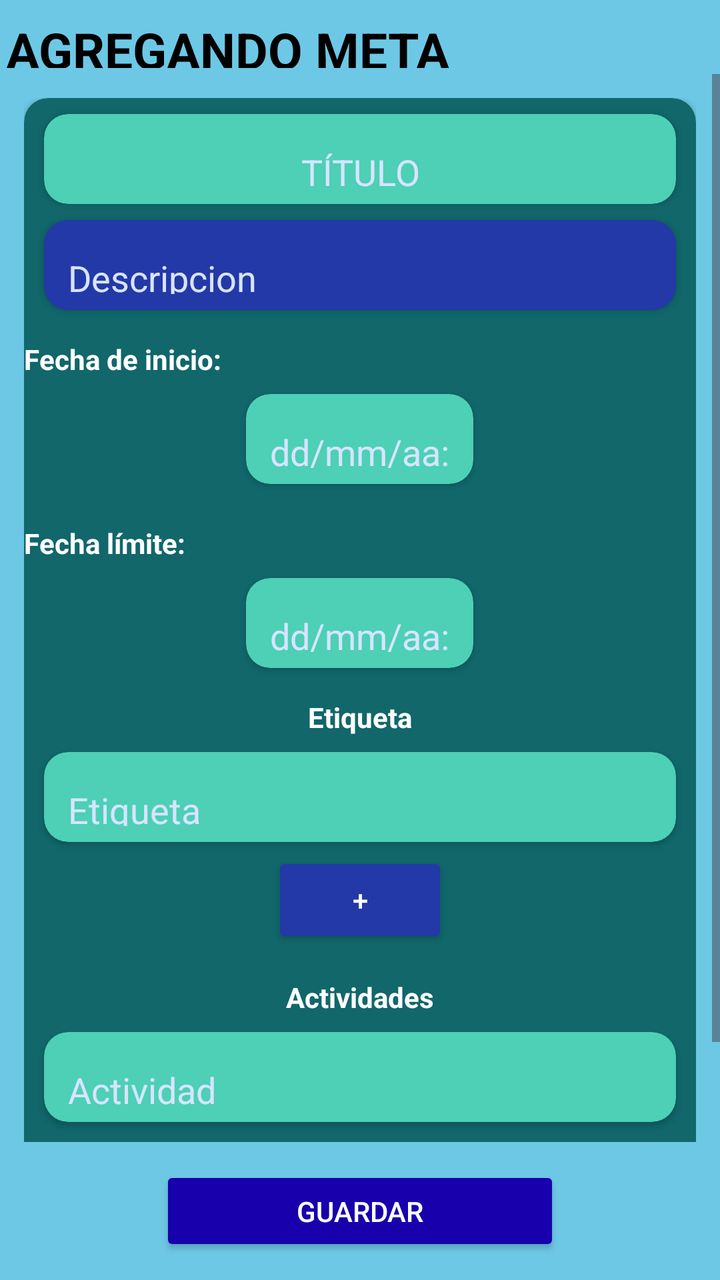
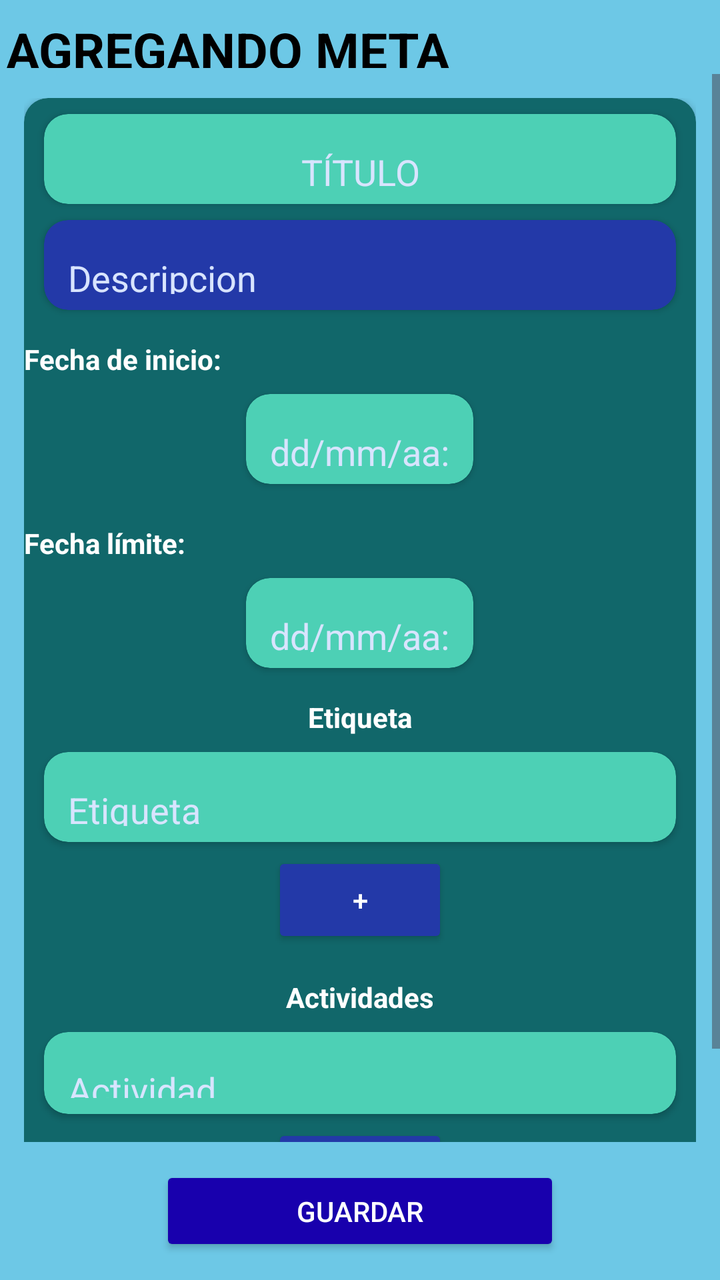

Compare the two renders of this Android layout. The source of the first and the diff that turns it into the second are given below.
<!-- AndroidManifest.xml: application theme Theme.SuperSexiBoys -->
<!-- res/layout/activity_agregar_meta.xml -->
<?xml version="1.0" encoding="utf-8"?>
<LinearLayout xmlns:android="http://schemas.android.com/apk/res/android"
    xmlns:app="http://schemas.android.com/apk/res-auto"
    xmlns:tools="http://schemas.android.com/tools"
    android:id="@+id/main"
    android:layout_width="match_parent"
    android:layout_height="match_parent"
    android:orientation="vertical"
    android:background="#6DC8E6"
    >

    <LinearLayout
        android:layout_width="match_parent"
        android:layout_height="wrap_content"
        android:padding="3dp"
        android:orientation="vertical">



        <TextView
            android:layout_width="match_parent"
            android:layout_height="26dp"
            android:layout_marginTop="5dp"
            android:text="@string/agregar_meta"
            android:textAlignment="center"
            android:textColor="@android:color/black"
            android:textSize="25sp"
            android:textStyle="bold" />
    </LinearLayout>


    <ScrollView
        android:layout_width="match_parent"
        android:layout_height="0dp"
        android:layout_weight="1">

        <LinearLayout
            android:orientation="vertical"
            android:layout_width="match_parent"
            android:layout_height="wrap_content"
            android:padding="12dp">

            <androidx.cardview.widget.CardView
                android:layout_width="match_parent"
                android:layout_height="wrap_content"
                android:padding="15dp"
                app:cardCornerRadius="12dp"
                android:backgroundTint="#11676a">


                <LinearLayout
                    android:layout_width="match_parent"
                    android:layout_height="wrap_content"
                    android:gravity="center"
                    android:orientation="vertical">

                    <androidx.cardview.widget.CardView
                        android:layout_width="match_parent"
                        android:layout_height="wrap_content"
                        android:layout_marginTop="8dp"
                        android:backgroundTint="#4DD0B5"
                        app:cardCornerRadius="12dp"
                        android:layout_marginStart="10dp"
                        android:layout_marginEnd="10dp"
                        >

                        <LinearLayout
                            android:layout_width="match_parent"
                            android:layout_height="45dp"
                            android:orientation="vertical"
                            android:padding="8dp"
                            >

                            <EditText
                                android:id="@+id/tituloMeta"
                                android:layout_width="match_parent"
                                android:layout_height="40dp"
                                android:hint="@string/titulo_meta"
                                android:textColor="@color/white"
                                android:gravity="center"
                                android:textColorHint="#d8e4ff"
                                />

                        </LinearLayout>
                    </androidx.cardview.widget.CardView>


                    <androidx.cardview.widget.CardView
                        android:layout_width="match_parent"
                        android:layout_height="wrap_content"
                        android:layout_marginTop="8dp"
                        android:backgroundTint="#2339A8"
                        app:cardCornerRadius="12dp"
                        android:layout_marginStart="10dp"
                        android:layout_marginEnd="10dp"
                        >

                        <LinearLayout
                            android:layout_width="match_parent"
                            android:layout_height="45dp"
                            android:orientation="vertical"
                            android:padding="8dp"
                            >

                            <EditText
                                android:id="@+id/descripcionMeta"
                                android:layout_width="match_parent"
                                android:layout_height="40dp"
                                android:hint="@string/descripcion_meta"
                                android:textColor="@color/white"
                                android:textColorHint="#d8e4ff"
                                />

                        </LinearLayout>
                    </androidx.cardview.widget.CardView>



                    <TextView
                        android:layout_width="match_parent"
                        android:layout_height="wrap_content"
                        android:layout_marginTop="15dp"
                        android:text="@string/fecha_inicio1"
                        android:textColor="@android:color/white"
                        android:textStyle="bold" />

                    <androidx.cardview.widget.CardView
                        android:layout_width="wrap_content"
                        android:layout_height="wrap_content"
                        android:layout_marginTop="8dp"
                        android:backgroundTint="#4DD0B5"
                        app:cardCornerRadius="12dp"
                        android:layout_marginStart="10dp"
                        android:layout_marginEnd="10dp"
                        >

                        <LinearLayout
                            android:layout_width="match_parent"
                            android:layout_height="45dp"
                            android:orientation="vertical"
                            android:padding="8dp"
                            >

                            <EditText
                                android:id="@+id/fechaInMeta"
                                android:layout_width="match_parent"
                                android:layout_height="40dp"
                                android:hint="@string/fecha_inicio_meta"
                                android:textColor="@color/white"
                                android:textColorHint="#d8e4ff"
                                />
                        </LinearLayout>
                    </androidx.cardview.widget.CardView>

                    <TextView
                        android:layout_width="match_parent"
                        android:layout_height="wrap_content"
                        android:layout_marginTop="20dp"
                        android:text="@string/fecha_limite1"
                        android:textColor="@android:color/white"
                        android:textStyle="bold" />

                    <androidx.cardview.widget.CardView
                        android:layout_width="wrap_content"
                        android:layout_height="wrap_content"
                        android:layout_marginTop="8dp"
                        android:backgroundTint="#4DD0B5"
                        app:cardCornerRadius="12dp"
                        android:layout_marginStart="10dp"
                        android:layout_marginEnd="10dp"
                        >

                        <LinearLayout
                            android:layout_width="match_parent"
                            android:layout_height="45dp"
                            android:orientation="vertical"
                            android:padding="8dp"
                            >

                            <EditText
                                android:id="@+id/fechaLiMeta"
                                android:layout_width="match_parent"
                                android:layout_height="40dp"
                                android:hint="@string/fecha_limite_meta"
                                android:textColor="@color/white"
                                android:textColorHint="#d8e4ff"
                                />
                        </LinearLayout>
                    </androidx.cardview.widget.CardView>




                    <TextView
                        android:layout_width="wrap_content"
                        android:layout_height="wrap_content"
                        android:layout_marginTop="15dp"
                        android:text="@string/etiqueta1"
                        android:textColor="@android:color/white"
                        android:layout_gravity="center"
                        android:textStyle="bold" />

                    <androidx.cardview.widget.CardView
                        android:layout_width="match_parent"
                        android:layout_height="wrap_content"
                        android:layout_marginTop="8dp"
                        android:backgroundTint="#4DD0B5"
                        app:cardCornerRadius="12dp"
                        android:layout_marginStart="10dp"
                        android:layout_marginEnd="10dp"
                        >

                        <LinearLayout
                            android:layout_width="match_parent"
                            android:layout_height="45dp"
                            android:orientation="vertical"
                            android:padding="8dp"

                            >

                            <EditText
                                android:id="@+id/etiquetaNueva"
                                android:layout_width="match_parent"
                                android:layout_height="40dp"
                                android:hint="Etiqueta"
                                android:textColorHint="#d8e4ff"
                                android:textColor="@color/white"
                                />

                        </LinearLayout>
                    </androidx.cardview.widget.CardView>

                    <Button
                        android:id="@+id/btnAgregarEtiqueta"
                        android:layout_width="wrap_content"
                        android:layout_height="wrap_content"
                        android:layout_gravity="center"
                        android:layout_marginTop="5dp"
                        android:backgroundTint="#2339A8"
                        android:text="@string/botonplus"
                        android:textColor="@android:color/white" />

                    <TextView
                        android:layout_width="wrap_content"
                        android:layout_height="wrap_content"
                        android:layout_marginTop="15dp"
                        android:text="@string/actividades1"
                        android:textColor="@android:color/white"
                        android:layout_gravity="center"
                        android:textStyle="bold" />


                    <androidx.cardview.widget.CardView
                        android:layout_width="match_parent"
                        android:layout_height="wrap_content"
                        android:layout_marginTop="8dp"
                        android:backgroundTint="#4DD0B5"
                        app:cardCornerRadius="12dp"
                        android:layout_marginStart="10dp"
                        android:layout_marginEnd="10dp"
                        >

                        <LinearLayout
                            android:layout_width="match_parent"
                            android:layout_height="45dp"
                            android:orientation="vertical"
                            android:padding="8dp"
                            >

                            <EditText
                                android:id="@+id/actividadNueva"
                                android:layout_width="match_parent"
                                android:layout_height="40dp"
                                android:hint="@string/texto_metas_actividades"
                                android:textColor="@color/white"
                                android:textColorHint="#d8e4ff"
                                />

                        </LinearLayout>
                    </androidx.cardview.widget.CardView>

                    <Button
                        android:id="@+id/btnAgregarActividad"
                        android:layout_width="wrap_content"
                        android:layout_height="wrap_content"
                        android:layout_gravity="center"
                        android:layout_marginTop="5dp"
                        android:backgroundTint="#2339A8"
                        android:text="@string/botonplus"
                        android:textColor="@android:color/white" />

                </LinearLayout>

            </androidx.cardview.widget.CardView>




        </LinearLayout>




    </ScrollView>

    <LinearLayout
        android:layout_width="match_parent"
        android:layout_height="wrap_content"
        android:padding="12dp"
        android:gravity="center">

        <Button
            android:id="@+id/btnGuardar"
            android:layout_width="200dp"
            android:layout_height="45dp"
            android:text="@string/btnGuardarMeta"
            android:backgroundTint="#1800ad"
            android:textColor="@android:color/white"/>
    </LinearLayout>

</LinearLayout>
<!-- resources referenced by this layout -->
<resources>
  <color name="white">#FFFFFFFF</color>
  <string name="actividades1"> Actividades </string>
  <string name="agregar_meta"> AGREGANDO META </string>
  <string name="botonplus"> + </string>
  <string name="btnGuardarMeta"> Guardar </string>
  <string name="descripcion_meta"> Descripcion </string>
  <string name="etiqueta1"> Etiqueta </string>
  <string name="fecha_inicio1"> Fecha de inicio: </string>
  <string name="fecha_inicio_meta"> dd/mm/aa: </string>
  <string name="fecha_limite1"> Fecha límite:  </string>
  <string name="fecha_limite_meta"> dd/mm/aa: </string>
  <string name="texto_metas_actividades"> Actividad </string>
  <string name="titulo_meta"> TÍTULO </string>
  <style name="Theme.SuperSexiBoys" parent="Base.Theme.SuperSexiBoys" />
  <style name="Base.Theme.SuperSexiBoys" parent="Theme.Material3.DayNight.NoActionBar">
          
          
      </style>
</resources>

<!-- the commit's change to res/layout/activity_agregar_meta.xml (unified diff, before → after) -->
@@ -261,11 +261,11 @@
                         >
 
                         <LinearLayout
-                            android:layout_width="match_parent"
-                            android:layout_height="45dp"
-                            android:orientation="vertical"
-                            android:padding="8dp"
-                            >
+                            android:id="@+id/layoutActividades"
+                            android:layout_width="364dp"
+                            android:layout_height="41dp"
+                            android:orientation="vertical"
+                            android:padding="8dp">
 
                             <EditText
                                 android:id="@+id/actividadNueva"
@@ -273,8 +273,7 @@
                                 android:layout_height="40dp"
                                 android:hint="@string/texto_metas_actividades"
                                 android:textColor="@color/white"
-                                android:textColorHint="#d8e4ff"
-                                />
+                                android:textColorHint="#d8e4ff" />
 
                         </LinearLayout>
                     </androidx.cardview.widget.CardView>
